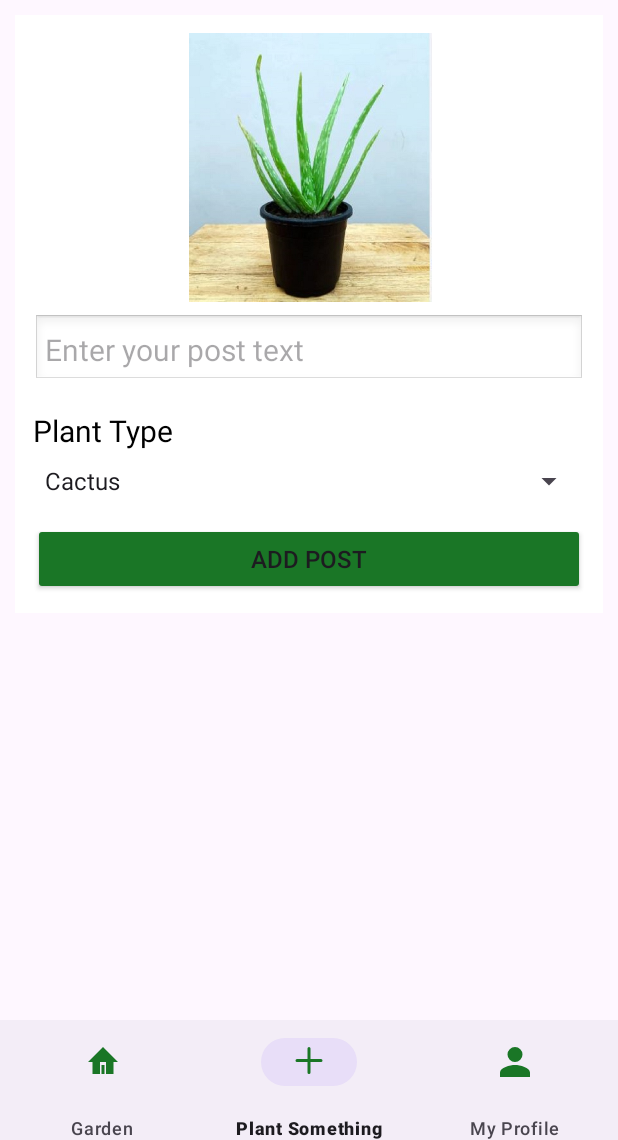
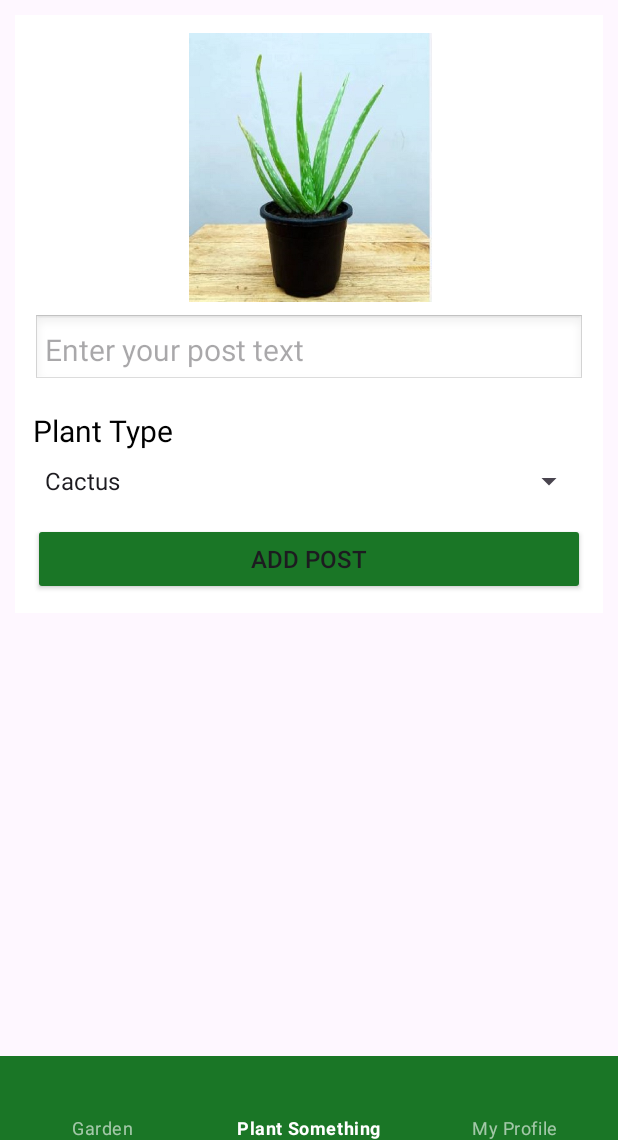
Before and after one commit to noam11111/plants-universe-mobile, an Android app: the MainActivity screen opened directly, with no data from a screen before it, item 2 of the bottom bar chosen, on a phone screen of 412 x 824 dp, the part 96-1236 px from its top. Run offline under Robolectric (Android 15) with nearby library versions, the phone set to English and light mode, and no system bars; our stand-ins replace Firebase (no records; nobody signed in at launch, a user with empty details on screens opened directly), Room's generated code, navigation-ui; pictures from the network do not load.

Commit message:
fix style

```diff
--- a/app/src/main/res/layout/activity_main.xml
+++ b/app/src/main/res/layout/activity_main.xml
@@ -57,6 +57,7 @@
         android:layout_width="match_parent"
         android:layout_height="wrap_content"
         android:layout_alignParentBottom="true"
+        style="@style/Widget.MaterialComponents.BottomNavigationView.PrimarySurface"
         app:itemIconTint="@color/colorPrimary"
         app:itemPaddingBottom="0dp"
         app:labelVisibilityMode="labeled"
```
